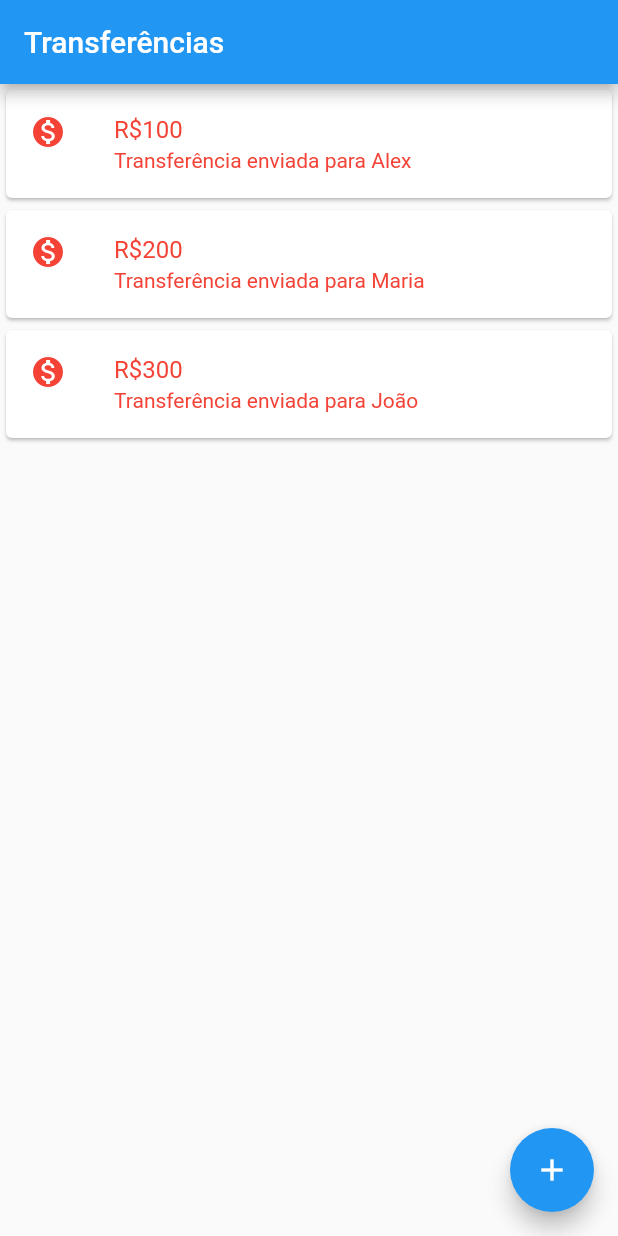
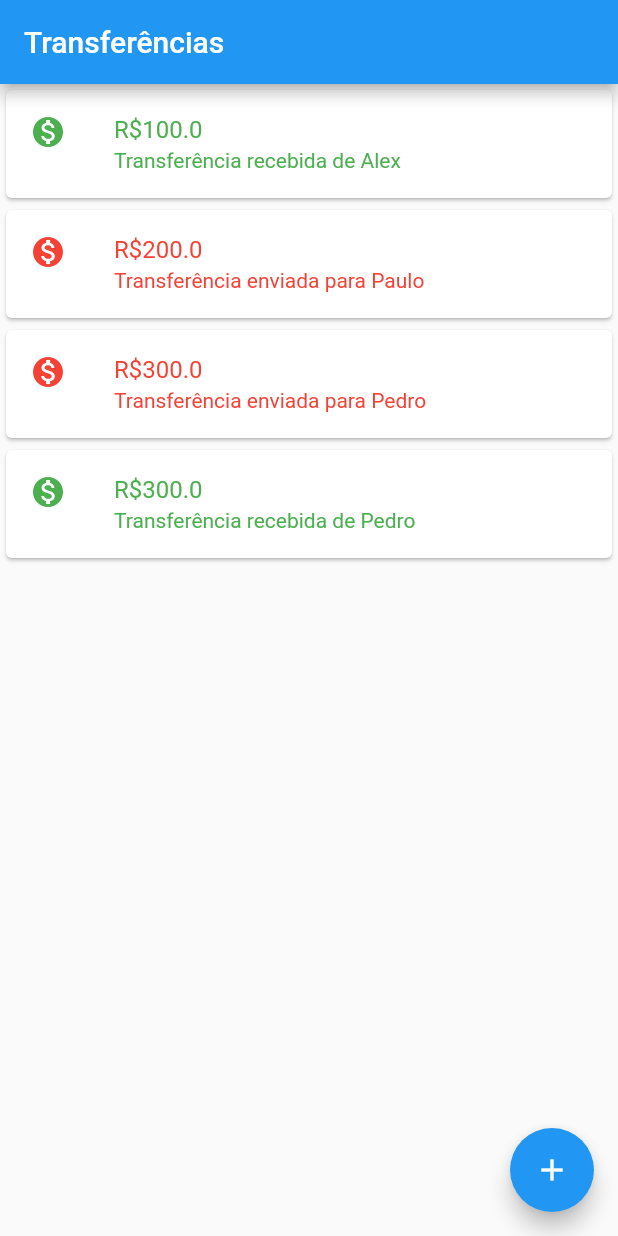
Before and after one commit to alexrochaf/bytebank, a Flutter app: the screen it shows after launch, on a phone screen of 412 x 824 dp. Run offline on Flutter 3.47's test engine with Material 2 defaults, Android fonts, the phone set to English and light mode, and no system bars.

Commit message:
🔨 Opção de debito e credito na transferencia

```diff
--- a/bytebank/lib/main.dart
+++ b/bytebank/lib/main.dart
@@ -20,29 +20,40 @@ class ListaTransferencias extends StatelessWidget {
   Widget build(BuildContext context) {
     return Column(
       children: <Widget>[
-        ItemTransferencia("100", "Alex"),
-        ItemTransferencia("200", "Maria"),
-        ItemTransferencia("300", "João"),
+        ItemTransferencia(Transferencia(100.0, "Alex", ehCredito: true)),
+        ItemTransferencia(Transferencia(200.0, "Paulo")),
+        ItemTransferencia(Transferencia(300.0, "Pedro")),
+        ItemTransferencia(Transferencia(300.0, "Pedro", ehCredito: true)),
       ],
     );
   }
 }
 
 class ItemTransferencia extends StatelessWidget {
-  final String valor;
-  final String nome;
+  final Transferencia _transferencia;
 
-  ItemTransferencia(this.valor, this.nome);
+  ItemTransferencia(this._transferencia);
 
   @override
   Widget build(BuildContext context) {
     return Card(
         child: ListTile(
       leading: Icon(Icons.monetization_on),
-      title: Text('R\$' + valor),
-      subtitle: Text('Transferência enviada para ' + nome),
-      textColor: Colors.red,
-      iconColor: Colors.red,
+      title: Text('R\$' + _transferencia.valor.toString()),
+      subtitle: _transferencia.ehCredito
+          ? Text('Transferência recebida de ' + _transferencia.nome.toString())
+          : Text(
+              'Transferência enviada para ' + _transferencia.nome.toString()),
+      textColor: _transferencia.ehCredito ? Colors.green : Colors.red,
+      iconColor: _transferencia.ehCredito ? Colors.green : Colors.red,
     ));
   }
 }
+
+class Transferencia {
+  final double valor;
+  final String nome;
+  final bool ehCredito;
+
+  Transferencia(this.valor, this.nome, {this.ehCredito = false});
+}
```
